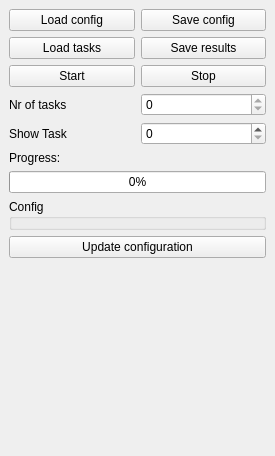
The window that RobWorkSim/example/SimTaskPlugin/SimTaskPlugin.ui (onier/RobWork) describes before a commit, drawn with Qt 5.
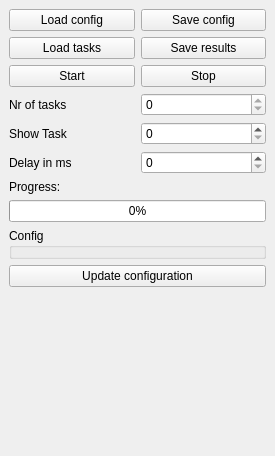
The same window after the commit.

The edit to the form file:
```diff
--- a/RobWorkSim/example/SimTaskPlugin/SimTaskPlugin.ui
+++ b/RobWorkSim/example/SimTaskPlugin/SimTaskPlugin.ui
@@ -89,6 +89,20 @@
         <item row="1" column="1">
          <widget class="QSpinBox" name="_showTaskSpinBox"/>
         </item>
+        <item row="2" column="1">
+         <widget class="QSpinBox" name="_delaySpin">
+          <property name="maximum">
+           <number>1000</number>
+          </property>
+         </widget>
+        </item>
+        <item row="2" column="0">
+         <widget class="QLabel" name="label_4">
+          <property name="text">
+           <string>Delay in ms</string>
+          </property>
+         </widget>
+        </item>
        </layout>
       </item>
       <item>
```
